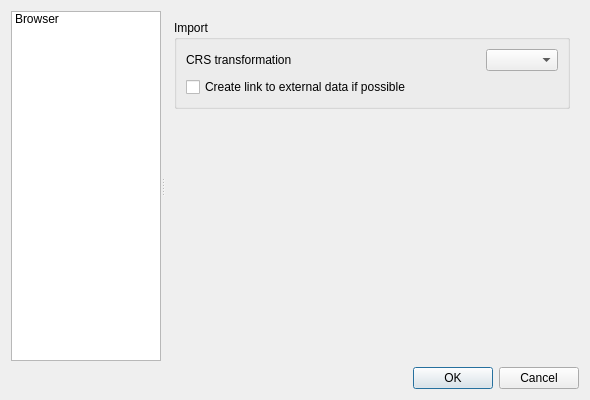
Old version of the form src/providers/grass/qgsgrassoptionsbase.ui in the repository qgis/QGIS.
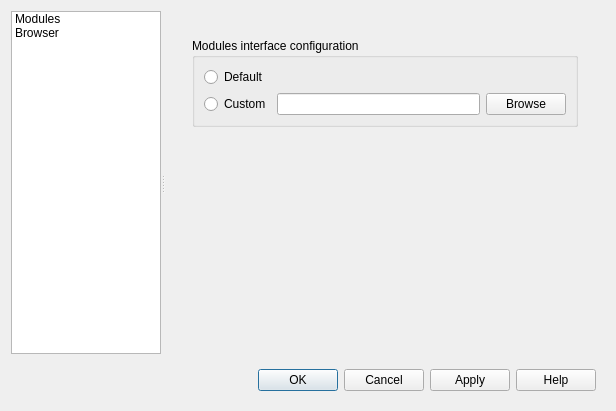
New version of the form. Icons and pictures are not drawn. Custom widgets are drawn as their Qt base class.

Commit message: [GRASS] optional modules config path

Diff of the .ui file:
```diff
--- a/src/providers/grass/qgsgrassoptionsbase.ui
+++ b/src/providers/grass/qgsgrassoptionsbase.ui
@@ -6,8 +6,8 @@
    <rect>
     <x>0</x>
     <y>0</y>
-    <width>590</width>
-    <height>400</height>
+    <width>616</width>
+    <height>411</height>
    </rect>
   </property>
   <property name="windowTitle">
@@ -74,6 +74,15 @@
          <property name="wordWrap">
           <bool>true</bool>
          </property>
+         <item>
+          <property name="text">
+           <string>Modules</string>
+          </property>
+          <property name="icon">
+           <iconset resource="../../../images/images.qrc">
+            <normaloff>:/images/themes/default/grass_mapset.png</normaloff>:/images/themes/default/grass_mapset.png</iconset>
+          </property>
+         </item>
          <item>
           <property name="text">
            <string>Browser</string>
@@ -97,18 +106,100 @@
        <enum>QFrame::NoFrame</enum>
       </property>
       <property name="frameShadow">
-       <enum>QFrame::Raised</enum>
+       <enum>QFrame::Plain</enum>
       </property>
-      <layout class="QVBoxLayout" name="verticalLayout">
-       <property name="margin">
-        <number>0</number>
-       </property>
+      <layout class="QVBoxLayout" name="verticalLayout_6">
        <item>
         <widget class="QStackedWidget" name="mOptionsStackedWidget">
+         <property name="lineWidth">
+          <number>0</number>
+         </property>
          <property name="currentIndex">
           <number>0</number>
          </property>
-         <widget class="QWidget" name="mBrowserOptionsPage">
+         <widget class="QWidget" name="mModulesPage">
+          <layout class="QVBoxLayout" name="verticalLayout_7">
+           <item>
+            <widget class="QScrollArea" name="mModulesScrollArea">
+             <property name="frameShape">
+              <enum>QFrame::NoFrame</enum>
+             </property>
+             <property name="frameShadow">
+              <enum>QFrame::Plain</enum>
+             </property>
+             <property name="lineWidth">
+              <number>0</number>
+             </property>
+             <property name="widgetResizable">
+              <bool>true</bool>
+             </property>
+             <widget class="QWidget" name="mModulesContents">
+              <property name="geometry">
+               <rect>
+                <x>0</x>
+                <y>0</y>
+                <width>439</width>
+                <height>350</height>
+               </rect>
+              </property>
+              <layout class="QVBoxLayout" name="verticalLayout">
+               <item>
+                <widget class="QgsCollapsibleGroupBox" name="mModulesConfigGroupBox">
+                 <property name="title">
+                  <string>Modules interface configuration</string>
+                 </property>
+                 <layout class="QVBoxLayout" name="verticalLayout_4">
+                  <item>
+                   <widget class="QRadioButton" name="mModulesConfigDefaultRadioButton">
+                    <property name="text">
+                     <string>Default</string>
+                    </property>
+                   </widget>
+                  </item>
+                  <item>
+                   <layout class="QHBoxLayout" name="horizontalLayout_3">
+                    <item>
+                     <widget class="QRadioButton" name="mModulesConfigCustomRadioButton">
+                      <property name="text">
+                       <string>Custom</string>
+                      </property>
+                     </widget>
+                    </item>
+                    <item>
+                     <widget class="QLineEdit" name="mModulesConfigDirLineEdit"/>
+                    </item>
+                    <item>
+                     <widget class="QPushButton" name="mModulesConfigBrowseButton">
+                      <property name="text">
+                       <string>Browse</string>
+                      </property>
+                     </widget>
+                    </item>
+                   </layout>
+                  </item>
+                 </layout>
+                </widget>
+               </item>
+               <item>
+                <spacer name="verticalSpacer_2">
+                 <property name="orientation">
+                  <enum>Qt::Vertical</enum>
+                 </property>
+                 <property name="sizeHint" stdset="0">
+                  <size>
+                   <width>20</width>
+                   <height>246</height>
+                  </size>
+                 </property>
+                </spacer>
+               </item>
+              </layout>
+             </widget>
+            </widget>
+           </item>
+          </layout>
+         </widget>
+         <widget class="QWidget" name="mBrowserPage">
           <layout class="QVBoxLayout" name="verticalLayout_3">
            <property name="margin">
             <number>0</number>
@@ -118,6 +209,12 @@
              <property name="frameShape">
               <enum>QFrame::NoFrame</enum>
              </property>
+             <property name="frameShadow">
+              <enum>QFrame::Plain</enum>
+             </property>
+             <property name="lineWidth">
+              <number>0</number>
+             </property>
              <property name="widgetResizable">
               <bool>true</bool>
              </property>
@@ -126,8 +223,8 @@
                <rect>
                 <x>0</x>
                 <y>0</y>
-                <width>429</width>
-                <height>363</height>
+                <width>447</width>
+                <height>358</height>
                </rect>
               </property>
               <layout class="QVBoxLayout" name="verticalLayout_28">
@@ -207,13 +304,31 @@
     </widget>
    </item>
    <item>
-    <widget class="QDialogButtonBox" name="mButtonBox">
-     <property name="orientation">
-      <enum>Qt::Horizontal</enum>
+    <widget class="QFrame" name="mButtonBoxFrame">
+     <property name="sizePolicy">
+      <sizepolicy hsizetype="Preferred" vsizetype="Maximum">
+       <horstretch>0</horstretch>
+       <verstretch>0</verstretch>
+      </sizepolicy>
      </property>
-     <property name="standardButtons">
-      <set>QDialogButtonBox::Cancel|QDialogButtonBox::Ok</set>
+     <property name="frameShape">
+      <enum>QFrame::NoFrame</enum>
      </property>
+     <property name="frameShadow">
+      <enum>QFrame::Raised</enum>
+     </property>
+     <layout class="QGridLayout" name="gridLayout">
+      <item row="0" column="0">
+       <widget class="QDialogButtonBox" name="buttonBox">
+        <property name="orientation">
+         <enum>Qt::Horizontal</enum>
+        </property>
+        <property name="standardButtons">
+         <set>QDialogButtonBox::Apply|QDialogButtonBox::Cancel|QDialogButtonBox::Help|QDialogButtonBox::Ok</set>
+        </property>
+       </widget>
+      </item>
+     </layout>
     </widget>
    </item>
   </layout>
```
Left out of the diff: 40 changed lines with no effect on the pictures. The commit also changes 7 other files.
